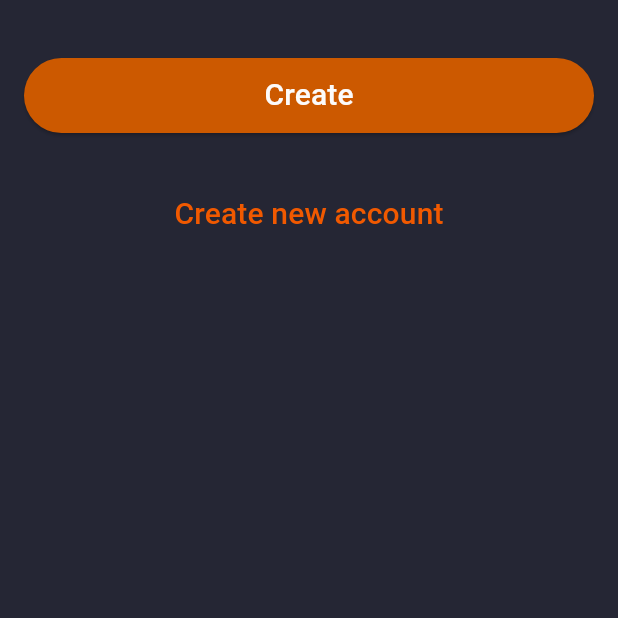
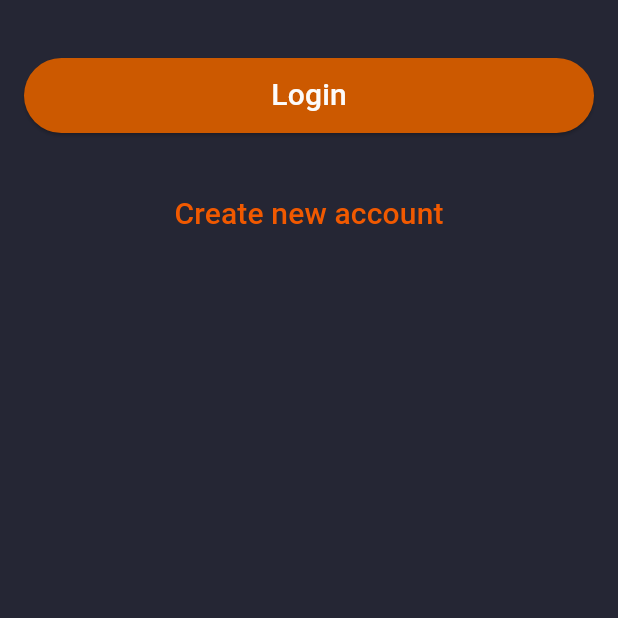
Before and after one commit to Iagoti/PersonalFinance, a Flutter app: the screen it shows after launch, after a tap on "Create", after a tap on "Login", on a phone screen of 412 x 824 dp, the part 473-1091 px from its top. Run offline on Flutter 3.47's test engine with Material 3 defaults, Android fonts, the phone set to English and light mode, and no system bars; our stand-ins replace firebase_auth, firebase_core; accounts and stored records are empty.

Commit message:
realizando login no firebase

```diff
--- a/lib/screens/login.dart
+++ b/lib/screens/login.dart
@@ -2,18 +2,41 @@
 
 import 'package:flutter/material.dart';
 import 'package:personal_finance/screens/sign_up.dart';
+import 'package:personal_finance/services/auth_service.dart';
 import 'package:personal_finance/utils/appvalidator.dart';
 
-class LoginView extends StatelessWidget {
+class LoginView extends StatefulWidget {
   LoginView({super.key});
 
+  @override
+  State<LoginView> createState() => _LoginViewState();
+}
+
+class _LoginViewState extends State<LoginView> {
   final GlobalKey<FormState> formKey = GlobalKey<FormState>();
+
+  final emailController = TextEditingController();
+
+  final passwordController = TextEditingController();
+
+  var authService = AuthService();
+  var isLoader = false;
 
   Future<void> submitForm() async {
     if (formKey.currentState!.validate()) {
-      ScaffoldMessenger.of(formKey.currentContext!).showSnackBar(
-        const SnackBar(content: Text("Form submit sucess")),
-      );
+      setState(() {
+        isLoader = true;
+      });
+
+      var data = {
+        "email": emailController.text,
+        "password": passwordController.text
+      };
+
+      await authService.login(data, context);
+      setState(() {
+        isLoader = false;
+      });
     }
   }
 
@@ -47,6 +70,7 @@ class LoginView extends StatelessWidget {
                   height: 50.0,
                 ),
                 TextFormField(
+                  controller: emailController,
                   keyboardType: TextInputType.emailAddress,
                   style: TextStyle(color: Colors.white),
                   autovalidateMode: AutovalidateMode.onUserInteraction,
@@ -57,6 +81,7 @@ class LoginView extends StatelessWidget {
                   height: 16.0,
                 ),
                 TextFormField(
+                  controller: passwordController,
                   keyboardType: TextInputType.number,
                   style: TextStyle(color: Colors.white),
                   autovalidateMode: AutovalidateMode.onUserInteraction,
@@ -72,11 +97,15 @@ class LoginView extends StatelessWidget {
                     child: ElevatedButton(
                         style: ElevatedButton.styleFrom(
                             backgroundColor: Color.fromARGB(255, 204, 89, 0)),
-                        onPressed: submitForm,
-                        child: Text("Create",
-                            style: TextStyle(
-                                color: Color.fromARGB(255, 252, 251, 251),
-                                fontSize: 20)))),
+                        onPressed: () {
+                          isLoader ? print("Carregando...") : submitForm();
+                        },
+                        child: isLoader
+                            ? Center(child: CircularProgressIndicator())
+                            : Text("Login",
+                                style: TextStyle(
+                                    color: Color.fromARGB(255, 252, 251, 251),
+                                    fontSize: 20)))),
                 SizedBox(
                   height: 30.0,
                 ),
```
Also changed, not shown: lib/services/auth_service.dart (+27 -1 lines).
